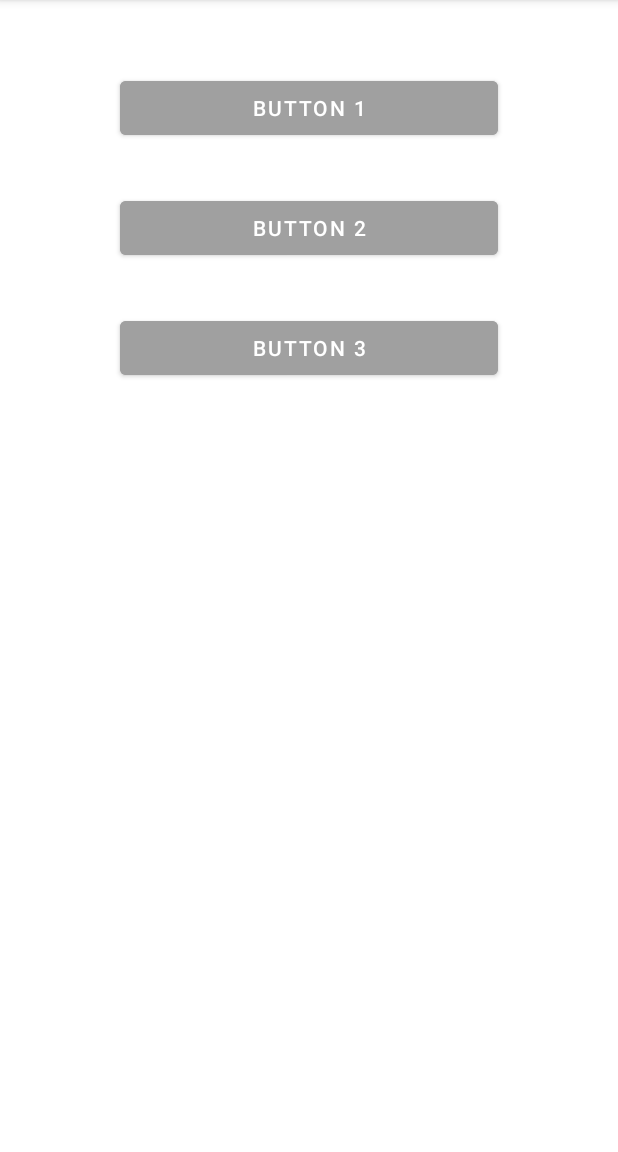
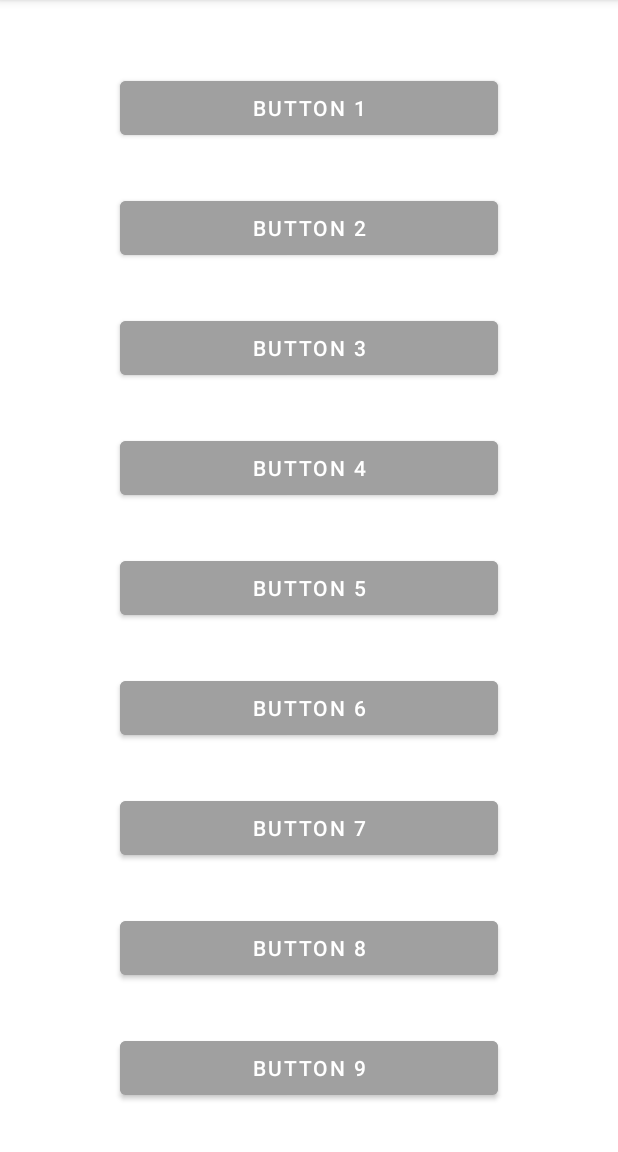
Before and after one commit to JingYLiu-WaSS/AndroidLearning, an Android app: the screen it shows after launch (MainActivity), on a phone screen of 412 x 824 dp, the part 84-1236 px from its top. Run offline under Robolectric (Android 15) with nearby library versions, the phone set to English and light mode, and no system bars.

Commit message:
frame layout works

```diff
--- a/app/src/main/res/layout/activity_buttons.xml
+++ b/app/src/main/res/layout/activity_buttons.xml
@@ -1,35 +1,108 @@
 <?xml version="1.0" encoding="utf-8"?>
-<LinearLayout xmlns:android="http://schemas.android.com/apk/res/android"
+<FrameLayout xmlns:android="http://schemas.android.com/apk/res/android"
     android:layout_width="match_parent"
     android:layout_height="match_parent"
-    android:padding="16dp"
+    android:orientation="vertical"
+    android:padding="16dp">
+
+    <ScrollView
+        android:layout_width="match_parent"
+        android:layout_height="match_parent">
+
+        <LinearLayout
+            android:layout_width="match_parent"
+            android:layout_height="wrap_content"
             android:orientation="vertical">
 
             <Button
                 android:layout_width="match_parent"
                 android:layout_height="wrap_content"
                 android:layout_gravity="center_horizontal"
+                android:layout_marginHorizontal="64dp"
                 android:layout_marginTop="32dp"
-        android:layout_marginHorizontal="64dp"
                 android:backgroundTint="@color/gray"
-        android:text="@string/button_1"/>
+                android:text="@string/button_1" />
 
             <Button
                 android:layout_width="match_parent"
                 android:layout_height="wrap_content"
                 android:layout_gravity="center_horizontal"
+                android:layout_marginHorizontal="64dp"
                 android:layout_marginTop="32dp"
-        android:layout_marginHorizontal="64dp"
                 android:backgroundTint="@color/gray"
-        android:text="@string/button_2"/>
+                android:text="@string/button_2" />
 
             <Button
                 android:layout_width="match_parent"
                 android:layout_height="wrap_content"
                 android:layout_gravity="center_horizontal"
+                android:layout_marginHorizontal="64dp"
                 android:layout_marginTop="32dp"
+                android:backgroundTint="@color/gray"
+                android:text="@string/button_3" />
+
+            <Button
+                android:layout_width="match_parent"
+                android:layout_height="wrap_content"
+                android:layout_gravity="center_horizontal"
                 android:layout_marginHorizontal="64dp"
+                android:layout_marginTop="32dp"
                 android:backgroundTint="@color/gray"
-        android:text="@string/button_3"/>
+                android:text="@string/button_4" />
 
+            <Button
+                android:layout_width="match_parent"
+                android:layout_height="wrap_content"
+                android:layout_gravity="center_horizontal"
+                android:layout_marginHorizontal="64dp"
+                android:layout_marginTop="32dp"
+                android:backgroundTint="@color/gray"
+                android:text="@string/button_5" />
+
+            <Button
+                android:layout_width="match_parent"
+                android:layout_height="wrap_content"
+                android:layout_gravity="center_horizontal"
+                android:layout_marginHorizontal="64dp"
+                android:layout_marginTop="32dp"
+                android:backgroundTint="@color/gray"
+                android:text="@string/button_6" />
+
+            <Button
+                android:layout_width="match_parent"
+                android:layout_height="wrap_content"
+                android:layout_gravity="center_horizontal"
+                android:layout_marginHorizontal="64dp"
+                android:layout_marginTop="32dp"
+                android:backgroundTint="@color/gray"
+                android:text="@string/button_7" />
+
+            <Button
+                android:layout_width="match_parent"
+                android:layout_height="wrap_content"
+                android:layout_gravity="center_horizontal"
+                android:layout_marginHorizontal="64dp"
+                android:layout_marginTop="32dp"
+                android:backgroundTint="@color/gray"
+                android:text="@string/button_8" />
+
+            <Button
+                android:layout_width="match_parent"
+                android:layout_height="wrap_content"
+                android:layout_gravity="center_horizontal"
+                android:layout_marginHorizontal="64dp"
+                android:layout_marginTop="32dp"
+                android:backgroundTint="@color/gray"
+                android:text="@string/button_9" />
+
+            <Button
+                android:layout_width="match_parent"
+                android:layout_height="wrap_content"
+                android:layout_gravity="center_horizontal"
+                android:layout_marginHorizontal="64dp"
+                android:layout_marginTop="32dp"
+                android:backgroundTint="@color/gray"
+                android:text="@string/button_10" />
         </LinearLayout>
+    </ScrollView>
+</FrameLayout>
--- a/app/src/main/res/values/strings.xml
+++ b/app/src/main/res/values/strings.xml
@@ -7,4 +7,11 @@
     <string name="button_1">Button 1</string>
     <string name="button_2">Button 2</string>
     <string name="button_3">Button 3</string>
+    <string name="button_4">Button 4</string>
+    <string name="button_5">Button 5</string>
+    <string name="button_6">Button 6</string>
+    <string name="button_7">Button 7</string>
+    <string name="button_8">Button 8</string>
+    <string name="button_9">Button 9</string>
+    <string name="button_10">Button 10</string>
 </resources>
```
Also changed, not shown: 2 other files. Lines whose indentation alone changed are shown as unchanged.
